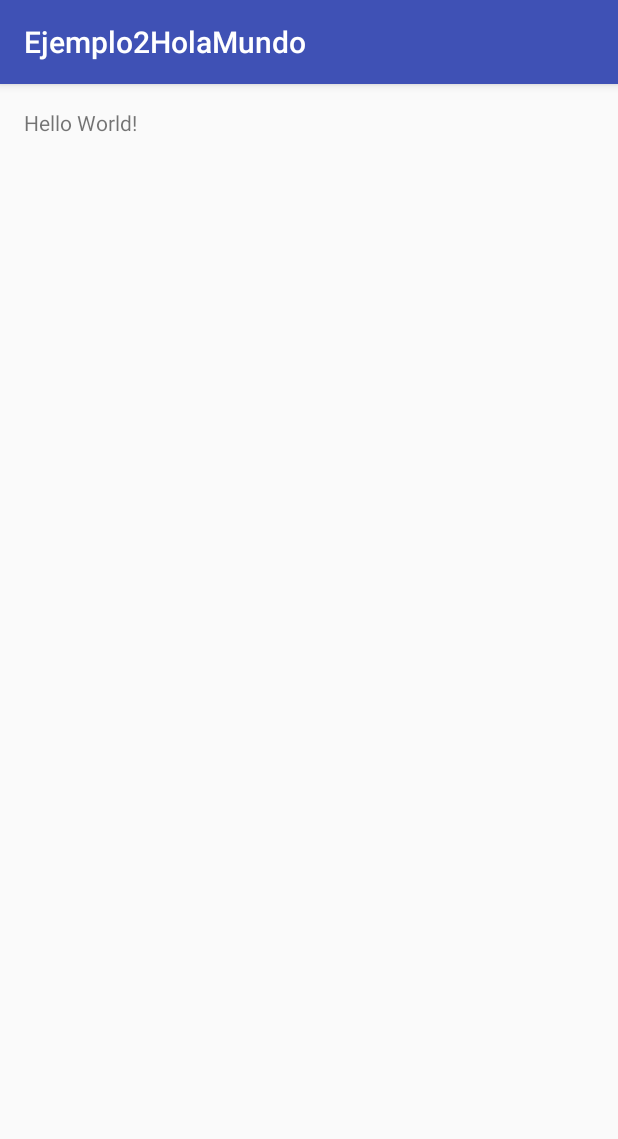
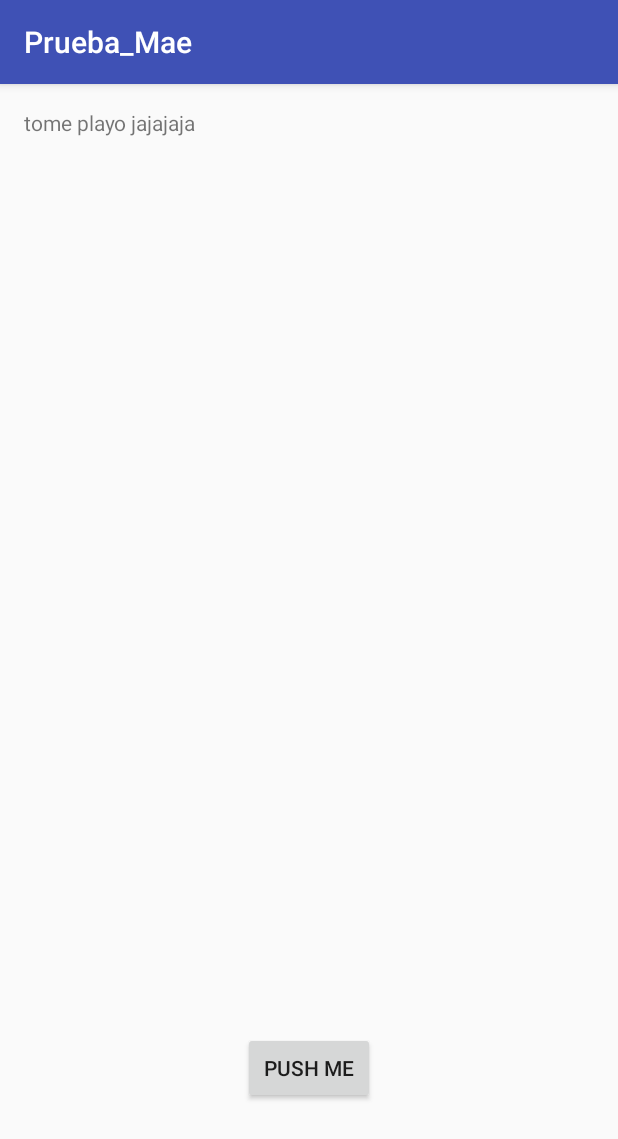
Before and after one commit to Maxvv5/Aprendiendo_Android, an Android app: the screen it shows after launch (MainActivity), on a phone screen of 412 x 824 dp. Shown: the top 1139 px of the screen. Run offline under Robolectric (Android 15) with nearby library versions, the phone set to English and light mode, and no system bars.

Commit message:
tome prueba a las 6:40pm del 23 de mayo

```diff
--- a/Prueba_Mae/app/src/main/res/layout/activity_main.xml
+++ b/Prueba_Mae/app/src/main/res/layout/activity_main.xml
@@ -12,5 +12,14 @@
     <TextView
         android:layout_width="wrap_content"
         android:layout_height="wrap_content"
-        android:text="Hello World!" />
+        android:text="tome playo jajajaja" />
+
+    <Button
+        android:layout_width="wrap_content"
+        android:layout_height="wrap_content"
+        android:text="@string/push_me"
+        android:id="@+id/button"
+        android:layout_alignParentBottom="true"
+        android:layout_centerHorizontal="true"
+        android:layout_marginBottom="72dp" />
 </RelativeLayout>
--- a/Prueba_Mae/app/src/main/res/values/strings.xml
+++ b/Prueba_Mae/app/src/main/res/values/strings.xml
@@ -1,3 +1,4 @@
 <resources>
     <string name="app_name">Prueba_Mae</string>
+    <string name="push_me">Push me</string>
 </resources>
```
